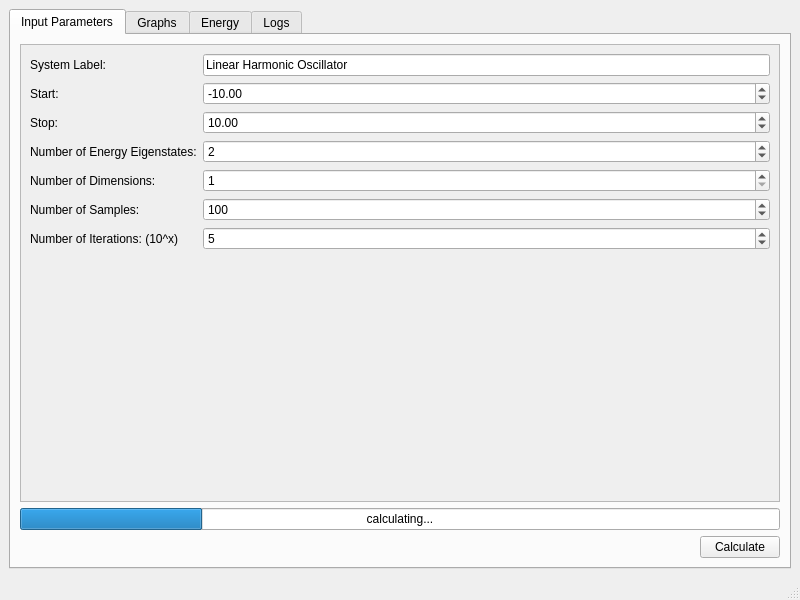
First picture: the form in ui/form.ui, repository Tiernan8r/Variational_Principle_GUI, before the edit.
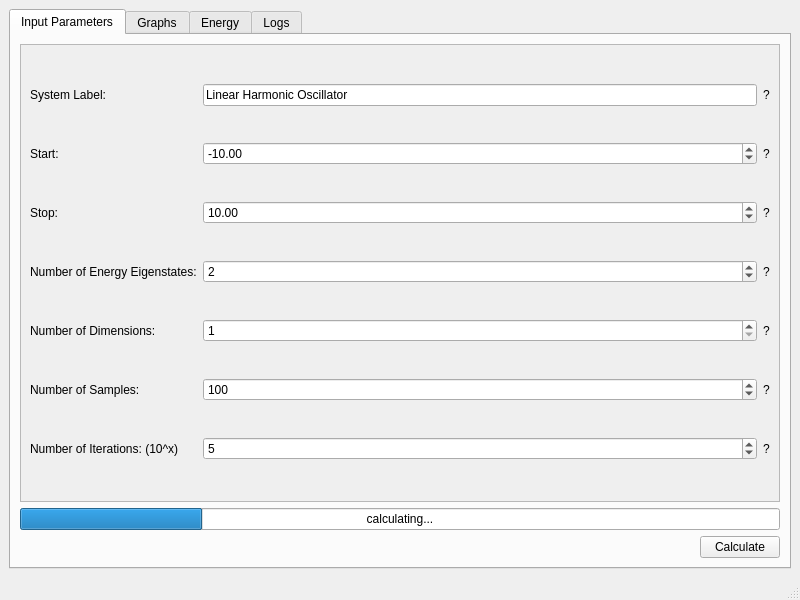
Second picture: the form after the edit. The open tabs and pages were chosen to show the change.

Commit message: Changed functionality for selecting the colour map. * The text edit has been replaced with a combo box that is automatically populated with all available matplotlib colour maps. * Added parser for check box states since they are now used in multiple places and implemented its usage. * Change form.ui with the new ui elements.

```diff
--- a/ui/form.ui
+++ b/ui/form.ui
@@ -39,7 +39,113 @@
              <height>433</height>
             </rect>
            </property>
-           <layout class="QFormLayout" name="formLayout">
+           <layout class="QGridLayout" name="gridLayout_5">
+            <item row="5" column="0">
+             <widget class="QLabel" name="num_dimensions_label">
+              <property name="text">
+               <string>Number of Dimensions:</string>
+              </property>
+             </widget>
+            </item>
+            <item row="4" column="1">
+             <widget class="QSpinBox" name="num_states">
+              <property name="minimum">
+               <number>1</number>
+              </property>
+              <property name="maximum">
+               <number>100</number>
+              </property>
+              <property name="value">
+               <number>2</number>
+              </property>
+             </widget>
+            </item>
+            <item row="0" column="2" alignment="Qt::AlignHCenter">
+             <widget class="QLabel" name="label_2">
+              <property name="toolTip">
+               <string>&lt;html&gt;&lt;head/&gt;&lt;body&gt;&lt;p&gt;The name for the quantum system that will appear on the graph titles.&lt;/p&gt;&lt;/body&gt;&lt;/html&gt;</string>
+              </property>
+              <property name="frameShape">
+               <enum>QFrame::NoFrame</enum>
+              </property>
+              <property name="frameShadow">
+               <enum>QFrame::Plain</enum>
+              </property>
+              <property name="midLineWidth">
+               <number>0</number>
+              </property>
+              <property name="text">
+               <string>?</string>
+              </property>
+             </widget>
+            </item>
+            <item row="7" column="0">
+             <widget class="QLabel" name="num_iterations_label">
+              <property name="text">
+               <string>Number of Iterations: (10^x)</string>
+              </property>
+             </widget>
+            </item>
+            <item row="6" column="2" alignment="Qt::AlignHCenter">
+             <widget class="QLabel" name="label_8">
+              <property name="toolTip">
+               <string>&lt;html&gt;&lt;head/&gt;&lt;body&gt;&lt;p&gt;The grid is subdivided into the given number of points that are sampled during the calculation. The subdivision is computed across all dimensions, large subdivisions for higher dimensions greatly increases the computation time.&lt;/p&gt;&lt;/body&gt;&lt;/html&gt;</string>
+              </property>
+              <property name="text">
+               <string>?</string>
+              </property>
+             </widget>
+            </item>
+            <item row="7" column="2" alignment="Qt::AlignHCenter">
+             <widget class="QLabel" name="label_9">
+              <property name="toolTip">
+               <string>&lt;html&gt;&lt;head/&gt;&lt;body&gt;&lt;p&gt;Each calculation is computed by running the given number of iterations, each iteration a random number is generated. More iterations leads to more accuracy at the expense of computation time.&lt;/p&gt;&lt;/body&gt;&lt;/html&gt;</string>
+              </property>
+              <property name="text">
+               <string>?</string>
+              </property>
+             </widget>
+            </item>
+            <item row="4" column="2" alignment="Qt::AlignHCenter">
+             <widget class="QLabel" name="label_6">
+              <property name="toolTip">
+               <string>&lt;html&gt;&lt;head/&gt;&lt;body&gt;&lt;p&gt;The number of consecutive energy eigenstates to calculate, starting with the ground state.&lt;/p&gt;&lt;/body&gt;&lt;/html&gt;</string>
+              </property>
+              <property name="text">
+               <string>?</string>
+              </property>
+             </widget>
+            </item>
+            <item row="6" column="1">
+             <widget class="QSpinBox" name="num_samples">
+              <property name="minimum">
+               <number>1</number>
+              </property>
+              <property name="maximum">
+               <number>1000</number>
+              </property>
+              <property name="value">
+               <number>100</number>
+              </property>
+             </widget>
+            </item>
+            <item row="5" column="1">
+             <widget class="QSpinBox" name="num_dimensions">
+              <property name="minimum">
+               <number>1</number>
+              </property>
+              <property name="maximum">
+               <number>3</number>
+              </property>
+             </widget>
+            </item>
+            <item row="6" column="0">
+             <widget class="QLabel" name="num_samples_label">
+              <property name="text">
+               <string>Number of Samples:</string>
+              </property>
+             </widget>
+            </item>
             <item row="0" column="0">
              <widget class="QLabel" name="label_label">
               <property name="text">
@@ -47,14 +153,50 @@
               </property>
              </widget>
             </item>
-            <item row="1" column="0">
-             <widget class="QLabel" name="start_label">
+            <item row="7" column="1">
+             <widget class="QSpinBox" name="num_iterations">
+              <property name="maximum">
+               <number>10</number>
+              </property>
+              <property name="value">
+               <number>5</number>
+              </property>
+             </widget>
+            </item>
+            <item row="5" column="2" alignment="Qt::AlignHCenter">
+             <widget class="QLabel" name="label_7">
+              <property name="toolTip">
+               <string>&lt;html&gt;&lt;head/&gt;&lt;body&gt;&lt;p&gt;The number of dimensions for the system.&lt;/p&gt;&lt;/body&gt;&lt;/html&gt;</string>
+              </property>
               <property name="text">
-               <string>Start:</string>
+               <string>?</string>
               </property>
              </widget>
             </item>
-            <item row="1" column="1">
+            <item row="3" column="2" alignment="Qt::AlignHCenter">
+             <widget class="QLabel" name="label_5">
+              <property name="toolTip">
+               <string>&lt;html&gt;&lt;head/&gt;&lt;body&gt;&lt;p&gt;The maximum value for the spatial grid, the grid is a symmetric box across dimensions.&lt;/p&gt;&lt;/body&gt;&lt;/html&gt;</string>
+              </property>
+              <property name="text">
+               <string>?</string>
+              </property>
+             </widget>
+            </item>
+            <item row="3" column="1">
+             <widget class="QDoubleSpinBox" name="stop">
+              <property name="minimum">
+               <double>-100.000000000000000</double>
+              </property>
+              <property name="maximum">
+               <double>100.000000000000000</double>
+              </property>
+              <property name="value">
+               <double>10.000000000000000</double>
+              </property>
+             </widget>
+            </item>
+            <item row="2" column="1">
              <widget class="QDoubleSpinBox" name="start">
               <property name="toolTip">
                <string/>
@@ -74,96 +216,33 @@
              </widget>
             </item>
             <item row="2" column="0">
+             <widget class="QLabel" name="start_label">
+              <property name="text">
+               <string>Start:</string>
+              </property>
+             </widget>
+            </item>
+            <item row="3" column="0">
              <widget class="QLabel" name="stop_label">
               <property name="text">
                <string>Stop:</string>
               </property>
              </widget>
             </item>
-            <item row="2" column="1">
-             <widget class="QDoubleSpinBox" name="stop">
-              <property name="minimum">
-               <double>-100.000000000000000</double>
-              </property>
-              <property name="maximum">
-               <double>100.000000000000000</double>
-              </property>
-              <property name="value">
-               <double>10.000000000000000</double>
-              </property>
-             </widget>
-            </item>
-            <item row="3" column="0">
+            <item row="4" column="0">
              <widget class="QLabel" name="num_states_label">
               <property name="text">
                <string>Number of Energy Eigenstates:</string>
               </property>
              </widget>
             </item>
-            <item row="3" column="1">
-             <widget class="QSpinBox" name="num_states">
-              <property name="minimum">
-               <number>1</number>
+            <item row="2" column="2" alignment="Qt::AlignHCenter">
+             <widget class="QLabel" name="label_4">
+              <property name="toolTip">
+               <string>&lt;html&gt;&lt;head/&gt;&lt;body&gt;&lt;p&gt;The minimum value for the spatial grid, the spatial grid is a symmetric box across dimensions.&lt;/p&gt;&lt;/body&gt;&lt;/html&gt;</string>
               </property>
-              <property name="maximum">
-               <number>100</number>
-              </property>
-              <property name="value">
-               <number>2</number>
-              </property>
-             </widget>
-            </item>
-            <item row="4" column="0">
-             <widget class="QLabel" name="num_dimensions_label">
               <property name="text">
-               <string>Number of Dimensions:</string>
-              </property>
-             </widget>
-            </item>
-            <item row="4" column="1">
-             <widget class="QSpinBox" name="num_dimensions">
-              <property name="minimum">
-               <number>1</number>
-              </property>
-              <property name="maximum">
-               <number>3</number>
-              </property>
-             </widget>
-            </item>
-            <item row="5" column="0">
-             <widget class="QLabel" name="num_samples_label">
-              <property name="text">
-               <string>Number of Samples:</string>
-              </property>
-             </widget>
-            </item>
-            <item row="5" column="1">
-             <widget class="QSpinBox" name="num_samples">
-              <property name="minimum">
-               <number>1</number>
-              </property>
-              <property name="maximum">
-               <number>1000</number>
-              </property>
-              <property name="value">
-               <number>100</number>
-              </property>
-             </widget>
-            </item>
-            <item row="6" column="0">
-             <widget class="QLabel" name="num_iterations_label">
-              <property name="text">
-               <string>Number of Iterations: (10^x)</string>
-              </property>
-             </widget>
-            </item>
-            <item row="6" column="1">
-             <widget class="QSpinBox" name="num_iterations">
-              <property name="maximum">
-               <number>10</number>
-              </property>
-              <property name="value">
-               <number>5</number>
+               <string>?</string>
               </property>
              </widget>
             </item>
```
Left out of the diff: 124 changed lines with no effect on the pictures. The commit also changes 4 other files.
